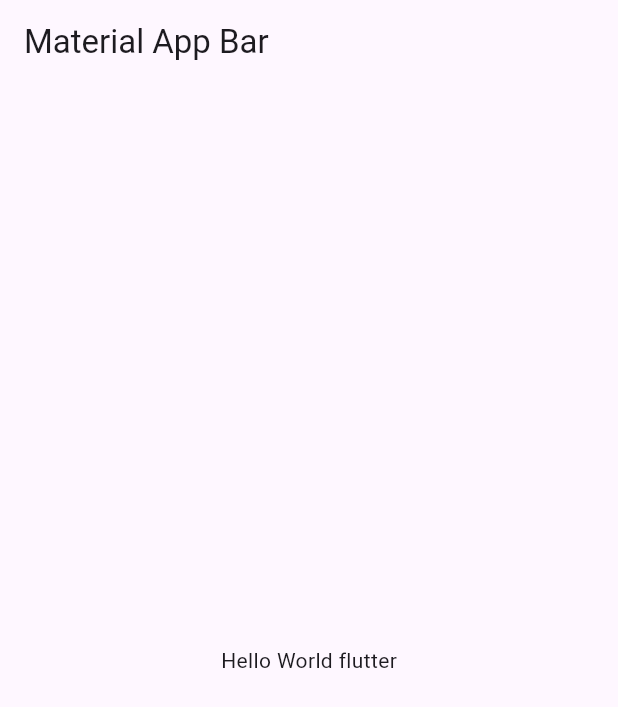
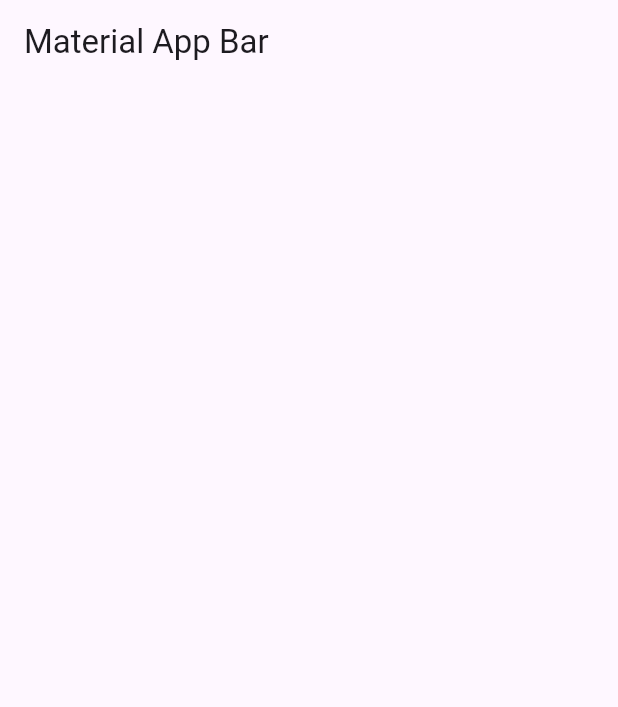
Before and after one commit to MrAron7w7/lean-canvas-project, a Flutter app: the screen it shows after launch, on a phone screen of 412 x 824 dp. Shown: the top 707 px of the screen. Run offline on Flutter 3.47's test engine with Material 3 defaults, Android fonts, the light colour scheme and no system bars.

Commit message:
otro de prueba

```diff
--- a/lib/main.dart
+++ b/lib/main.dart
@@ -14,8 +14,8 @@
           title: const Text('Material App Bar'),
         ),
         body: const Center(
-          child: Text('Hello World flutter'),
-        ),
+            //child: Text('Hello World flutter'),
+            ),
       ),
     );
   }
```
